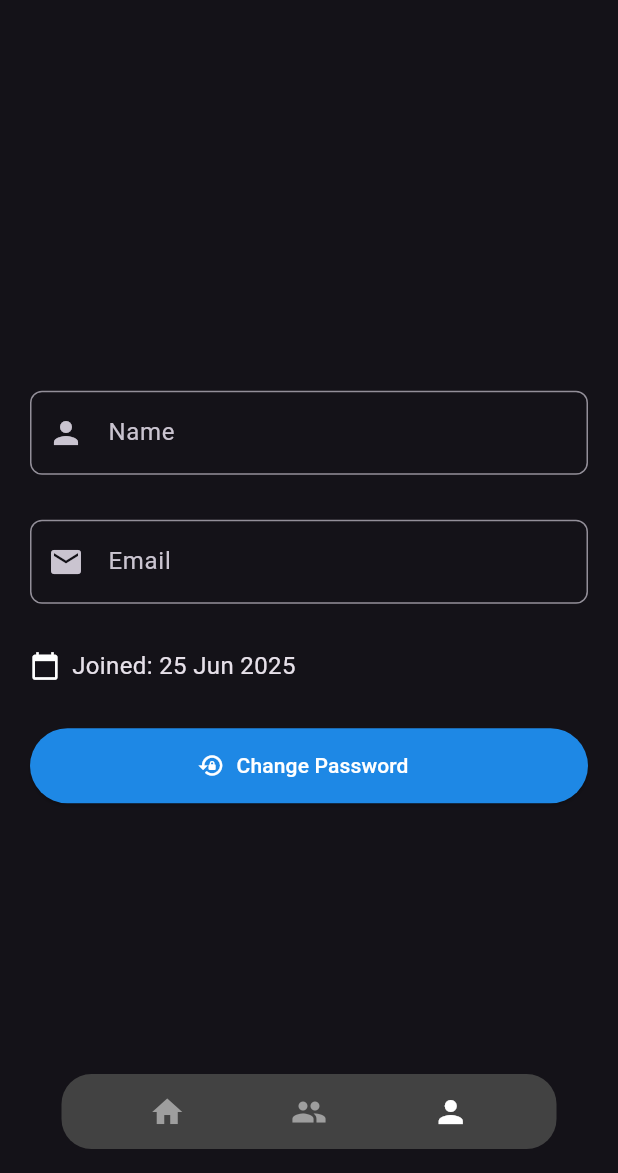
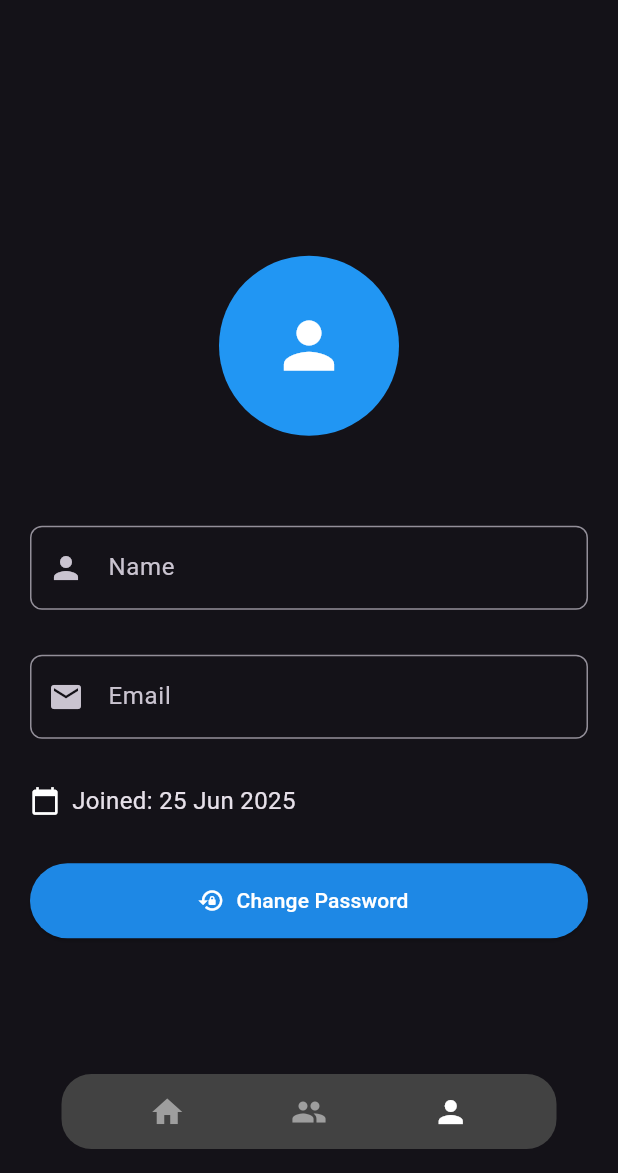
Before and after one commit to gautam953/chat, a Flutter app: the HomeScreen screen opened directly, after a tap on the "person" icon, on a phone screen of 412 x 824 dp, the part 63-1236 px from its top. Run offline on Flutter 3.47's test engine with Material 3 defaults, Android fonts, the phone set to English and light mode, and no system bars; our stand-ins replace animate_do, cloud_firestore, firebase_auth, firebase_core, firebase_messaging, firebase_storage and 4 more; missing offline and left inert: onesignal_flutter, record; accounts and stored records are empty; project files that could hold a hidden picture were left out.

Commit message:
add update code pickImage

```diff
--- a/lib/page/profile_screen.dart
+++ b/lib/page/profile_screen.dart
@@ -1,18 +1,23 @@
+// main profile screen with image picker integrated
 import 'package:flutter/material.dart';
 import 'package:firebase_auth/firebase_auth.dart';
 import 'package:cloud_firestore/cloud_firestore.dart';
 import 'package:intl/intl.dart';
+import 'package:flutter_riverpod/flutter_riverpod.dart';
 
-class ProfileScreen extends StatefulWidget {
+import '../controller/profile_image_notifier.dart';
+import '../widget/profile_image_picker.dart';
+
+class ProfileScreen extends ConsumerStatefulWidget {
   final User currentUser;
 
   const ProfileScreen({super.key, required this.currentUser});
 
   @override
-  State<ProfileScreen> createState() => _ProfileScreenState();
+  ConsumerState<ProfileScreen> createState() => _ProfileScreenState();
 }
 
-class _ProfileScreenState extends State<ProfileScreen> {
+class _ProfileScreenState extends ConsumerState<ProfileScreen> {
   String userName = '';
   String joinDate = '';
   late TextEditingController nameController;
@@ -28,7 +33,7 @@ class _ProfileScreenState extends State<ProfileScreen> {
 
   Future<void> _fetchUserData() async {
     final userDoc = await FirebaseFirestore.instance
-        .collection('start') // your Firestore collection
+        .collection('start')
         .doc(widget.currentUser.uid)
         .get();
 
@@ -48,7 +53,6 @@ class _ProfileScreenState extends State<ProfileScreen> {
 
   Future<void> _changePassword() async {
     final currentUser = widget.currentUser;
-
     final oldPassController = TextEditingController();
     final newPassController = TextEditingController();
 
@@ -73,14 +77,8 @@ class _ProfileScreenState extends State<ProfileScreen> {
           ],
         ),
         actions: [
-          TextButton(
-            onPressed: () => Navigator.pop(context, false),
-            child: const Text('Cancel'),
-          ),
-          TextButton(
-            onPressed: () => Navigator.pop(context, true),
-            child: const Text('Change'),
-          ),
+          TextButton(onPressed: () => Navigator.pop(context, false), child: const Text('Cancel')),
+          TextButton(onPressed: () => Navigator.pop(context, true), child: const Text('Change')),
         ],
       ),
     );
@@ -91,9 +89,7 @@ class _ProfileScreenState extends State<ProfileScreen> {
 
       if (newPassword.length < 6) {
         ScaffoldMessenger.of(context).showSnackBar(
-          const SnackBar(
-            content: Text('Password must be at least 6 characters'),
-          ),
+          const SnackBar(content: Text('Password must be at least 6 characters')),
         );
         return;
       }
@@ -102,35 +98,47 @@ class _ProfileScreenState extends State<ProfileScreen> {
         final email = currentUser.email;
         if (email == null) throw 'No email available';
 
-        // Step 1: Re-authenticate
-        final cred = EmailAuthProvider.credential(
-          email: email,
-          password: oldPassword,
-        );
+        final cred = EmailAuthProvider.credential(email: email, password: oldPassword);
         await currentUser.reauthenticateWithCredential(cred);
-
-        // Step 2: Update password
         await currentUser.updatePassword(newPassword);
 
         ScaffoldMessenger.of(context).showSnackBar(
           const SnackBar(content: Text('✅ Password changed successfully')),
         );
       } catch (e) {
-        ScaffoldMessenger.of(
-          context,
-        ).showSnackBar(SnackBar(content: Text('❌ Error: $e')));
+        ScaffoldMessenger.of(context).showSnackBar(
+          SnackBar(content: Text('❌ Error: $e')),
+        );
       }
     }
   }
 
+  Widget _buildReadOnlyField(TextEditingController controller, IconData icon, String label) {
+    return TextField(
+      controller: controller,
+      readOnly: true,
+      decoration: InputDecoration(
+        labelText: label,
+        prefixIcon: Icon(icon),
+        border: OutlineInputBorder(borderRadius: BorderRadius.circular(8)),
+      ),
+    );
+  }
+
   @override
   Widget build(BuildContext context) {
+    final imageFile = ref.watch(profileImageProvider);
+    final controller = ref.read(profileImageProvider.notifier);
+
     return Padding(
       padding: const EdgeInsets.all(20),
       child: Column(
         crossAxisAlignment: CrossAxisAlignment.center,
         mainAxisAlignment: MainAxisAlignment.center,
         children: [
+          const ProfileImagePicker(),
+          const SizedBox(height: 30),
+          const SizedBox(height: 30),
           _buildReadOnlyField(nameController, Icons.person, 'Name'),
           const SizedBox(height: 30),
           _buildReadOnlyField(emailController, Icons.email, 'Email'),
@@ -148,34 +156,13 @@ class _ProfileScreenState extends State<ProfileScreen> {
             width: 400,
             child: ElevatedButton.icon(
               icon: const Icon(Icons.lock_reset, color: Colors.white),
-              label: const Text(
-                'Change Password',
-                style: TextStyle(color: Colors.white),
-              ),
+              label: const Text('Change Password', style: TextStyle(color: Colors.white)),
               onPressed: _changePassword,
-              style: ElevatedButton.styleFrom(
-                backgroundColor: Colors.blue.shade600,
-              ),
+              style: ElevatedButton.styleFrom(backgroundColor: Colors.blue.shade600),
             ),
           ),
         ],
       ),
     );
   }
-
-  Widget _buildReadOnlyField(
-    TextEditingController controller,
-    IconData icon,
-    String label,
-  ) {
-    return TextField(
-      controller: controller,
-      readOnly: true,
-      decoration: InputDecoration(
-        labelText: label,
-        prefixIcon: Icon(icon),
-        border: OutlineInputBorder(borderRadius: BorderRadius.circular(8)),
-      ),
-    );
-  }
 }
--- /dev/null
+++ b/lib/widget/profile_image_picker.dart
@@ -0,0 +1,35 @@
+
+import 'dart:io';
+
+import 'package:flutter/material.dart';
+import 'package:flutter_riverpod/flutter_riverpod.dart';
+
+import '../controller/profile_image_notifier.dart';
+
+/// Riverpod provider
+final profileImageProvider =
+StateNotifierProvider<ProfileImageNotifier, File?>((ref) {
+  return ProfileImageNotifier();
+});
+
+class ProfileImagePicker extends ConsumerWidget {
+  const ProfileImagePicker({super.key});
+
+  @override
+  Widget build(BuildContext context, WidgetRef ref) {
+    final imageFile = ref.watch(profileImageProvider);
+    final controller = ref.read(profileImageProvider.notifier);
+
+    return GestureDetector(
+      onTap: controller.pickImage,
+      child: CircleAvatar(
+        radius: 60,
+        backgroundColor: Colors.blue,
+        backgroundImage: imageFile != null ? FileImage(imageFile) : null,
+        child: imageFile == null
+            ? const Icon(Icons.person, size: 50, color: Colors.white)
+            : null,
+      ),
+    );
+  }
+}
--- a/pubspec.yaml
+++ b/pubspec.yaml
@@ -51,6 +51,9 @@ dependencies:
   uuid: ^4.5.1
   firebase_storage: ^12.4.7
   permission_handler: ^12.0.0+1
+  image_picker: ^1.1.2
+  shared_preferences: ^2.5.3
+  path: ^1.9.1
 
 dev_dependencies:
   flutter_test:
```
Also changed, not shown: chat-app-8686d-9e266da2cb59.json (added, +13 -0 lines), lib/controller/profile_image_notifier.dart (added, +45 -0 lines), pubspec.lock, 8 other files.
